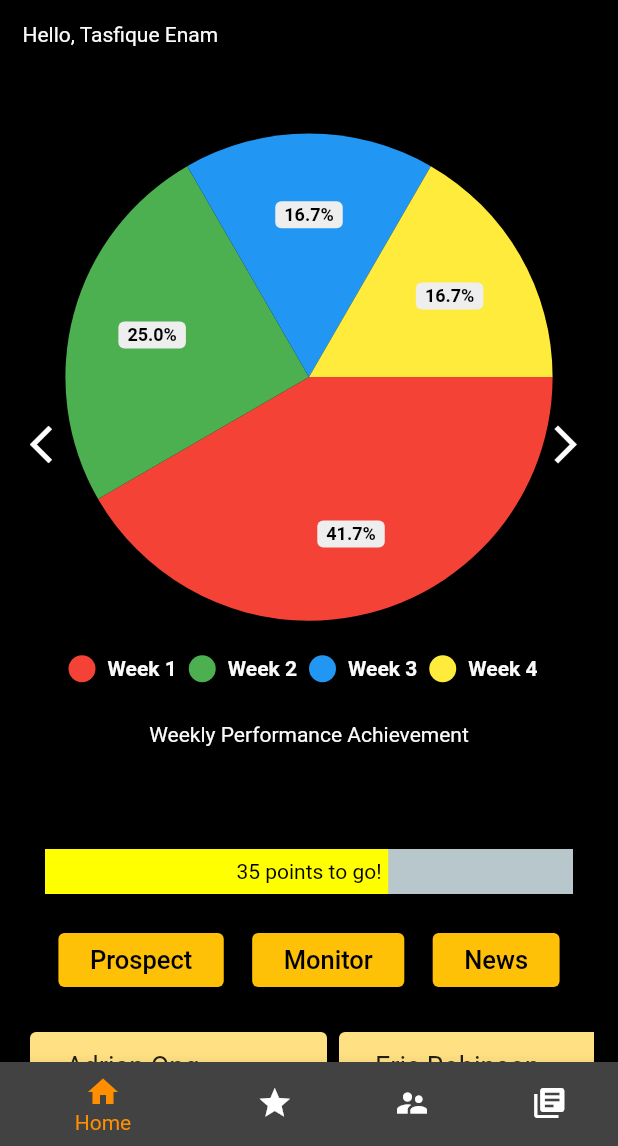
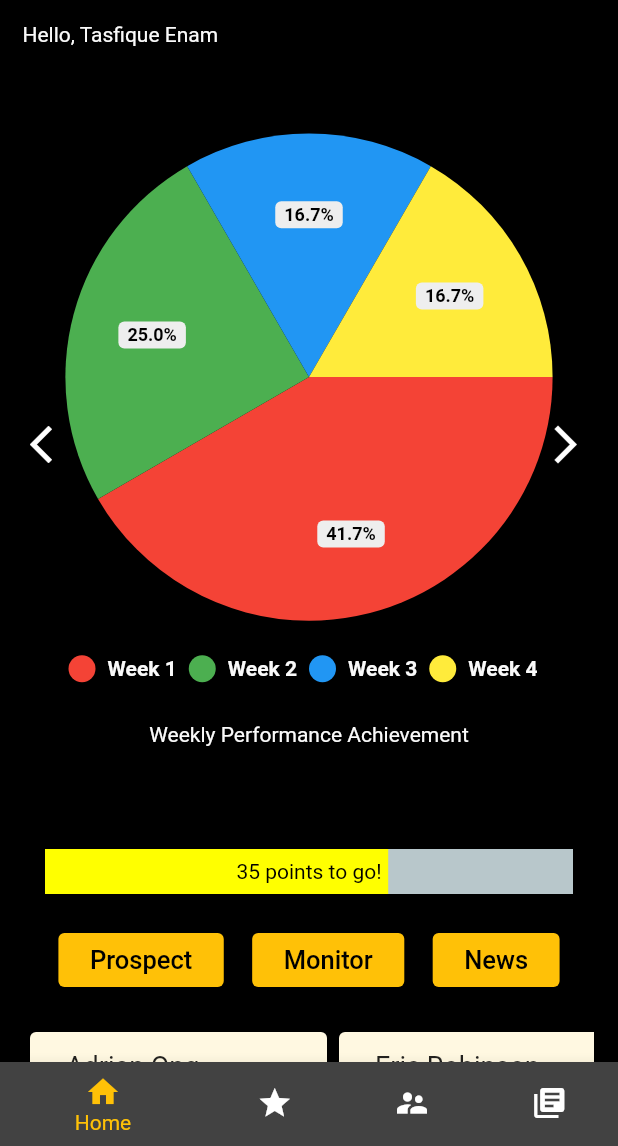
Before and after one commit to tasfique/vipc_app, a Flutter app: the NewsView screen opened directly, in the side drawer, after a tap on "Home", on a phone screen of 412 x 824 dp, the part 90-1236 px from its top. Run offline on Flutter 3.47's test engine with Material 2 defaults, Android fonts, the phone set to English and light mode, and no system bars; drawn by our look-alikes of bouncing_widget, percent_indicator, pie_chart; our stand-ins replace charts_flutter, cloud_firestore, firebase_auth, firebase_core, firebase_storage, flutter_image_compress and 3 more; missing offline and left inert: flutter_absolute_path, flutter_gradient_colors, multi_image_picker, passwordfield; accounts and stored records are empty.

Commit message:
1. Changed Card colour, and NavBar improvements

```diff
--- a/lib/view/bottomnavbar/bottomnavbar.dart
+++ b/lib/view/bottomnavbar/bottomnavbar.dart
@@ -66,7 +66,7 @@ class _CustomNavBarState extends State<CustomNavBar> {
         ),
       ],
       currentIndex: _selectedIndex,
-      selectedItemColor: Colors.amber[800],
+      selectedItemColor: Colors.amber,
       onTap: _onItemTapped,
     );
   }
--- a/lib/view/home/home_view.dart
+++ b/lib/view/home/home_view.dart
@@ -57,14 +57,13 @@ class _HomeViewState extends StateMVC {
   void initState() {
     super.initState();
     pieChartDisplayed = true;
-    //!
 
     // LIST VIEW OF CARDS
     Prospect.prospectCardsForHome.clear();
     for (int i = 0; i < Prospect.prospectNames.length; i++) {
       Prospect.prospectCardsForHome.add(
         Card(
-          color: Colors.amber[200],
+          color: Colors.amber[50],
           child: Padding(
             padding: EdgeInsets.all(8.0),
             child: Column(
```
